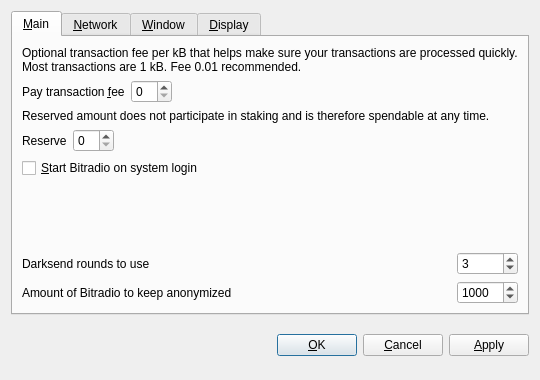
The window that src/qt/forms/optionsdialog.ui (thebitradio/Bitradio) describes before a commit, drawn with Qt 5.
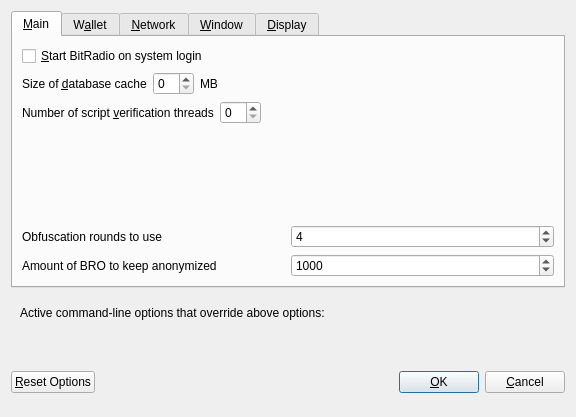
The same window after the commit. Custom widgets are drawn as their Qt base class.

```diff
--- a/src/qt/forms/optionsdialog.ui
+++ b/src/qt/forms/optionsdialog.ui
@@ -6,8 +6,8 @@
    <rect>
     <x>0</x>
     <y>0</y>
-    <width>540</width>
-    <height>380</height>
+    <width>576</width>
+    <height>417</height>
    </rect>
   </property>
   <property name="windowTitle">
@@ -19,9 +19,6 @@
   <layout class="QVBoxLayout" name="verticalLayout">
    <item>
     <widget class="QTabWidget" name="tabWidget">
-     <property name="tabPosition">
-      <enum>QTabWidget::North</enum>
-     </property>
      <property name="currentIndex">
       <number>0</number>
      </property>
@@ -29,110 +26,98 @@
       <attribute name="title">
        <string>&amp;Main</string>
       </attribute>
-      <layout class="QGridLayout" name="gridLayout">
-       <item row="0" column="0" colspan="2">
-        <widget class="QLabel" name="transactionFeeInfoLabel">
-         <property name="text">
-          <string>Optional transaction fee per kB that helps make sure your transactions are processed quickly. Most transactions are 1 kB. Fee 0.01 recommended.</string>
-         </property>
-         <property name="textFormat">
-          <enum>Qt::PlainText</enum>
-         </property>
-         <property name="wordWrap">
-          <bool>true</bool>
-         </property>
-        </widget>
-       </item>
-       <item row="1" column="0">
-        <layout class="QHBoxLayout" name="horizontalLayoutFee">
-         <item>
-          <widget class="QLabel" name="transactionFeeLabel">
-           <property name="text">
-            <string>Pay transaction &amp;fee</string>
-           </property>
-           <property name="textFormat">
-            <enum>Qt::PlainText</enum>
-           </property>
-           <property name="buddy">
-            <cstring>transactionFee</cstring>
-           </property>
-          </widget>
-         </item>
-         <item>
-          <widget class="BitcoinAmountField" name="transactionFee"/>
-         </item>
-         <item>
-          <spacer name="horizontalSpacerFee">
-           <property name="orientation">
-            <enum>Qt::Horizontal</enum>
-           </property>
-           <property name="sizeHint" stdset="0">
-            <size>
-             <width>40</width>
-             <height>20</height>
-            </size>
-           </property>
-          </spacer>
-         </item>
-        </layout>
-       </item>
-       <item row="2" column="0" colspan="2">
-        <widget class="QLabel" name="reserveBalanceInfoLabel">
-         <property name="text">
-          <string>Reserved amount does not participate in staking and is therefore spendable at any time.</string>
-         </property>
-         <property name="textFormat">
-          <enum>Qt::PlainText</enum>
-         </property>
-         <property name="wordWrap">
-          <bool>true</bool>
-         </property>
-        </widget>
-       </item>
-       <item row="3" column="0">
-        <layout class="QHBoxLayout" name="horizontalLayoutReserveBalance">
-         <item>
-          <widget class="QLabel" name="reserveBalanceLabel">
-           <property name="text">
-            <string>Reserve</string>
-           </property>
-           <property name="textFormat">
-            <enum>Qt::PlainText</enum>
-           </property>
-           <property name="buddy">
-            <cstring>reserveBalance</cstring>
-           </property>
-          </widget>
-         </item>
-         <item>
-          <widget class="BitcoinAmountField" name="reserveBalance"/>
-         </item>
-         <item>
-          <spacer name="horizontalSpacerReserveBalance">
-           <property name="orientation">
-            <enum>Qt::Horizontal</enum>
-           </property>
-           <property name="sizeHint" stdset="0">
-            <size>
-             <width>40</width>
-             <height>20</height>
-            </size>
-           </property>
-          </spacer>
-         </item>
-        </layout>
-       </item>
-       <item row="4" column="0">
+      <layout class="QVBoxLayout" name="verticalLayout_Main">
+       <item>
         <widget class="QCheckBox" name="bitcoinAtStartup">
          <property name="toolTip">
           <string>Automatically start Bitradio after logging in to the system.</string>
          </property>
          <property name="text">
-          <string>&amp;Start Bitradio on system login</string>
+          <string>&amp;Start BitRadio on system login</string>
          </property>
         </widget>
        </item>
-       <item row="5" column="0">
+       <item>
+        <layout class="QHBoxLayout" name="horizontalLayout_2_Main">
+         <item>
+          <widget class="QLabel" name="databaseCacheLabel">
+           <property name="text">
+            <string>Size of &amp;database cache</string>
+           </property>
+           <property name="textFormat">
+            <enum>Qt::PlainText</enum>
+           </property>
+           <property name="buddy">
+            <cstring>databaseCache</cstring>
+           </property>
+          </widget>
+         </item>
+         <item>
+          <widget class="QSpinBox" name="databaseCache"/>
+         </item>
+         <item>
+          <widget class="QLabel" name="databaseCacheUnitLabel">
+           <property name="text">
+            <string>MB</string>
+           </property>
+           <property name="textFormat">
+            <enum>Qt::PlainText</enum>
+           </property>
+          </widget>
+         </item>
+         <item>
+          <spacer name="horizontalSpacer_2_Main">
+           <property name="orientation">
+            <enum>Qt::Horizontal</enum>
+           </property>
+           <property name="sizeHint" stdset="0">
+            <size>
+             <width>40</width>
+             <height>20</height>
+            </size>
+           </property>
+          </spacer>
+         </item>
+        </layout>
+       </item>
+       <item>
+        <layout class="QHBoxLayout" name="horizontalLayout_3_Main">
+         <item>
+          <widget class="QLabel" name="threadsScriptVerifLabel">
+           <property name="text">
+            <string>Number of script &amp;verification threads</string>
+           </property>
+           <property name="textFormat">
+            <enum>Qt::PlainText</enum>
+           </property>
+           <property name="buddy">
+            <cstring>threadsScriptVerif</cstring>
+           </property>
+          </widget>
+         </item>
+         <item>
+          <widget class="QSpinBox" name="threadsScriptVerif">
+           <property name="toolTip">
+            <string>(0 = auto, &lt;0 = leave that many cores free)</string>
+           </property>
+          </widget>
+         </item>
+         <item>
+          <spacer name="horizontalSpacer_3_Main">
+           <property name="orientation">
+            <enum>Qt::Horizontal</enum>
+           </property>
+           <property name="sizeHint" stdset="0">
+            <size>
+             <width>40</width>
+             <height>20</height>
+            </size>
+           </property>
+          </spacer>
+         </item>
+        </layout>
+       </item>
+       <item>
         <spacer name="verticalSpacer_Main">
          <property name="orientation">
           <enum>Qt::Vertical</enum>
@@ -145,66 +130,133 @@
          </property>
         </spacer>
        </item>
-       <item row="6" column="0">
-        <widget class="QLabel" name="label">
-         <property name="toolTip">
-          <string>&lt;html&gt;&lt;head/&gt;&lt;body&gt;&lt;p&gt;This setting determines the amount of individual masternodes that an input will be anonymized through. More rounds of anonymization gives a higher degree of privacy, but also costs more in fees.&lt;/p&gt;&lt;/body&gt;&lt;/html&gt;</string>
-         </property>
-         <property name="text">
-          <string>Darksend rounds to use</string>
-         </property>
-        </widget>
+       <item>
+        <layout class="QHBoxLayout" name="horizontalLayout_4_Main">
+         <item>
+          <widget class="QLabel" name="label">
+           <property name="toolTip">
+            <string>This setting determines the amount of individual masternodes that an input will be anonymized through.&lt;br/&gt;More rounds of anonymization gives a higher degree of privacy, but also costs more in fees.</string>
+           </property>
+           <property name="text">
+            <string>Obfuscation rounds to use</string>
+           </property>
+          </widget>
+         </item>
+         <item>
+          <widget class="QSpinBox" name="obfuscationRounds">
+           <property name="minimum">
+            <number>2</number>
+           </property>
+           <property name="maximum">
+            <number>8</number>
+           </property>
+           <property name="value">
+            <number>4</number>
+           </property>
+          </widget>
+         </item>
+        </layout>
        </item>
-       <item row="6" column="1">
-        <widget class="QSpinBox" name="darksendRounds">
-         <property name="minimum">
-          <number>2</number>
-         </property>
-         <property name="maximum">
-          <number>16</number>
-         </property>
-         <property name="value">
-          <number>3</number>
-         </property>
-        </widget>
+       <item>
+        <layout class="QHBoxLayout" name="horizontalLayout">
+         <item>
+          <widget class="QLabel" name="label_2">
+           <property name="toolTip">
+            <string>This amount acts as a threshold to turn off Obfuscation once it's reached.</string>
+           </property>
+           <property name="statusTip">
+            <string notr="true"/>
+           </property>
+           <property name="whatsThis">
+            <string notr="true"/>
+           </property>
+           <property name="accessibleName">
+            <string notr="true"/>
+           </property>
+           <property name="accessibleDescription">
+            <string notr="true"/>
+           </property>
+           <property name="text">
+            <string>Amount of BRO to keep anonymized</string>
+           </property>
+          </widget>
+         </item>
+         <item>
+          <widget class="QSpinBox" name="anonymizeBro">
+           <property name="minimum">
+            <number>100</number>
+           </property>
+           <property name="maximum">
+            <number>100000</number>
+           </property>
+           <property name="singleStep">
+            <number>100</number>
+           </property>
+           <property name="value">
+            <number>1000</number>
+           </property>
+          </widget>
+         </item>
+        </layout>
        </item>
-       <item row="7" column="0">
-        <widget class="QLabel" name="label_2">
-         <property name="toolTip">
-          <string>This amount acts as a threshold to turn off Darksend once it's reached.</string>
+      </layout>
+     </widget>
+     <widget class="QWidget" name="tabWallet">
+      <attribute name="title">
+       <string>W&amp;allet</string>
+      </attribute>
+      <layout class="QVBoxLayout" name="verticalLayout_Wallet">
+       <item>
+        <widget class="QGroupBox" name="groupBox">
+         <property name="title">
+          <string>Expert</string>
          </property>
-         <property name="statusTip">
-          <string notr="true"/>
-         </property>
-         <property name="whatsThis">
-          <string notr="true"/>
-         </property>
-         <property name="accessibleName">
-          <string notr="true"/>
-         </property>
-         <property name="accessibleDescription">
-          <string notr="true"/>
-         </property>
-         <property name="text">
-          <string>Amount of Bitradio to keep anonymized</string>
-         </property>
+         <layout class="QVBoxLayout" name="verticalLayout_2">
+          <item>
+           <widget class="QCheckBox" name="coinControlFeatures">
+            <property name="toolTip">
+             <string>Whether to show coin control features or not.</string>
+            </property>
+            <property name="text">
+             <string>Enable coin &amp;control features</string>
+            </property>
+           </widget>
+          </item>
+          <item>
+           <widget class="QCheckBox" name="showMasternodesTab">
+            <property name="toolTip">
+             <string>Show additional tab listing all your masternodes in first sub-tab&lt;br/&gt;and all masternodes on the network in second sub-tab.</string>
+            </property>
+            <property name="text">
+             <string>Show Masternodes Tab</string>
+            </property>
+           </widget>
+          </item>
+          <item>
+           <widget class="QCheckBox" name="spendZeroConfChange">
+            <property name="toolTip">
+             <string>If you disable the spending of unconfirmed change, the change from a transaction&lt;br/&gt;cannot be used until that transaction has at least one confirmation.&lt;br/&gt;This also affects how your balance is computed.</string>
+            </property>
+            <property name="text">
+             <string>&amp;Spend unconfirmed change</string>
+            </property>
+           </widget>
+          </item>
+         </layout>
         </widget>
        </item>
-       <item row="7" column="1">
-        <widget class="QSpinBox" name="anonymizeBitradio">
-         <property name="minimum">
-          <number>2</number>
+       <item>
+        <spacer name="verticalSpacer_Wallet">
+         <property name="orientation">
+          <enum>Qt::Vertical</enum>
          </property>
-         <property name="maximum">
-          <number>10000</number>
+         <property name="sizeHint" stdset="0">
+          <size>
+           <width>20</width>
+           <height>40</height>
+          </size>
          </property>
-         <property name="singleStep">
-          <number>10</number>
-         </property>
-         <property name="value">
-          <number>1000</number>
-         </property>
-        </widget>
+        </spacer>
        </item>
       </layout>
      </widget>
@@ -444,8 +496,67 @@
      </widget>
     </widget>
    </item>
+   <item>
+    <widget class="QFrame" name="frame">
+     <layout class="QVBoxLayout" name="verticalLayout_Bottom">
+      <item>
+       <layout class="QHBoxLayout" name="horizontalLayout_Bottom">
+        <item>
+         <widget class="QLabel" name="overriddenByCommandLineInfoLabel">
+          <property name="text">
+           <string>Active command-line options that override above options:</string>
+          </property>
+          <property name="textFormat">
+           <enum>Qt::PlainText</enum>
+          </property>
+         </widget>
+        </item>
+        <item>
+         <spacer name="horizontalSpacer_Bottom">
+          <property name="orientation">
+           <enum>Qt::Horizontal</enum>
+          </property>
+          <property name="sizeHint" stdset="0">
+           <size>
+            <width>40</width>
+            <height>20</height>
+           </size>
+          </property>
+         </spacer>
+        </item>
+       </layout>
+      </item>
+      <item>
+       <widget class="QLabel" name="overriddenByCommandLineLabel">
+        <property name="text">
+         <string/>
+        </property>
+        <property name="textFormat">
+         <enum>Qt::PlainText</enum>
+        </property>
+        <property name="wordWrap">
+         <bool>true</bool>
+        </property>
+       </widget>
+      </item>
+     </layout>
+    </widget>
+   </item>
    <item>
     <layout class="QHBoxLayout" name="horizontalLayout_Buttons">
+     <item>
+      <widget class="QPushButton" name="resetButton">
+       <property name="toolTip">
+        <string>Reset all client options to default.</string>
+       </property>
+       <property name="text">
+        <string>&amp;Reset Options</string>
+       </property>
+       <property name="autoDefault">
+        <bool>false</bool>
+       </property>
+      </widget>
+     </item>
      <item>
       <spacer name="horizontalSpacer_1">
        <property name="orientation">
@@ -461,6 +572,12 @@
      </item>
      <item>
       <widget class="QLabel" name="statusLabel">
+       <property name="minimumSize">
+        <size>
+         <width>200</width>
+         <height>0</height>
+        </size>
+       </property>
        <property name="font">
         <font>
          <weight>75</weight>
@@ -496,6 +613,12 @@
        <property name="text">
         <string>&amp;OK</string>
        </property>
+       <property name="autoDefault">
+        <bool>false</bool>
+       </property>
+       <property name="default">
+        <bool>true</bool>
+       </property>
       </widget>
      </item>
      <item>
@@ -508,37 +631,21 @@
        </property>
       </widget>
      </item>
-     <item>
-      <widget class="QPushButton" name="applyButton">
-       <property name="text">
-        <string>&amp;Apply</string>
-       </property>
-       <property name="autoDefault">
-        <bool>false</bool>
-       </property>
-      </widget>
-     </item>
     </layout>
    </item>
   </layout>
  </widget>
  <customwidgets>
-  <customwidget>
-   <class>BitcoinAmountField</class>
-   <extends>QSpinBox</extends>
-   <header>bitcoinamountfield.h</header>
-   <container>1</container>
-  </customwidget>
-  <customwidget>
-   <class>QValueComboBox</class>
-   <extends>QComboBox</extends>
-   <header>qvaluecombobox.h</header>
-  </customwidget>
   <customwidget>
    <class>QValidatedLineEdit</class>
    <extends>QLineEdit</extends>
    <header>qvalidatedlineedit.h</header>
   </customwidget>
+  <customwidget>
+   <class>QValueComboBox</class>
+   <extends>QComboBox</extends>
+   <header>qvaluecombobox.h</header>
+  </customwidget>
  </customwidgets>
  <resources/>
  <connections/>
```
Left out of the diff: 137 changed lines with no effect on the pictures.
